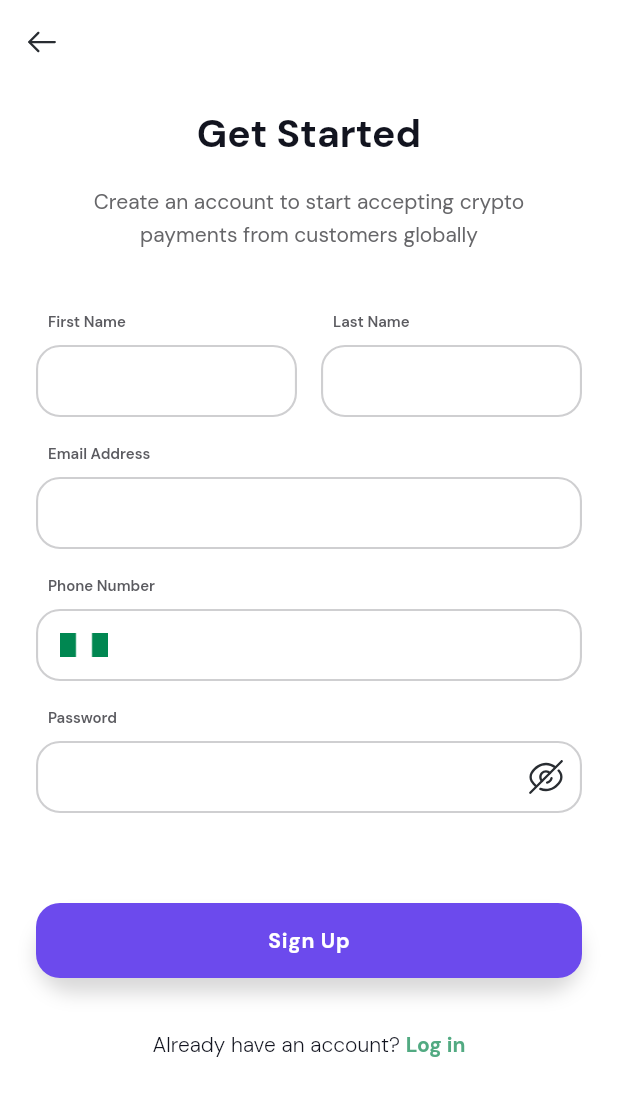
After one commit to klarqs/dart-web3, a Flutter app: the Register screen opened directly, on a phone screen of 412 x 824 dp. The commit adds this screen. Shown: the top 1096 px of the screen. Run offline on Flutter 3.47's test engine with Material 2 defaults, Android fonts, the phone set to English and light mode, and no system bars; our stand-ins replace flutter_svg, google_fonts; missing offline and left inert: flutter_web3, web3dart; project files that could hold a hidden picture were left out.

Commit message:
get started

```diff
--- /dev/null
+++ b/cryptocurrency_wallet/lib/app/components/custom_text_field.dart
@@ -0,0 +1,191 @@
+import 'package:flutter/material.dart';
+import 'package:flutter_svg/flutter_svg.dart';
+
+import '../constants/colors.dart';
+import '../constants/text_styles.dart';
+
+class NormalTextField extends StatefulWidget {
+  const NormalTextField({
+    Key? key,
+    this.width,
+    this.textController,
+    this.validator,
+    this.readOnly = false,
+    this.autovalidateMode = AutovalidateMode.onUserInteraction,
+    this.floatingLabelBehaviour = FloatingLabelBehavior.auto,
+    this.textInputAction,
+    this.textCapitalization = TextCapitalization.none,
+    this.onChanged,
+    this.onSaved,
+    this.isPasswordField = false,
+    this.keyboardType,
+    this.suffixIcon,
+    this.prefixIcon,
+    this.hintText,
+    this.labelText,
+    this.onTap,
+    this.isUnique,
+  }) : super(key: key);
+
+  final double? width;
+  final TextEditingController? textController;
+  final String? Function(String?)? validator;
+  final bool readOnly;
+  final AutovalidateMode autovalidateMode;
+  final TextInputAction? textInputAction;
+  final TextCapitalization textCapitalization;
+  final void Function(String?)? onChanged;
+  final void Function(String?)? onSaved;
+  final bool isPasswordField;
+  final TextInputType? keyboardType;
+  final String? hintText, labelText;
+  final Widget? suffixIcon;
+  final FloatingLabelBehavior? floatingLabelBehaviour;
+  final void Function()? onTap;
+  final Widget? prefixIcon;
+  final bool? isUnique;
+
+  @override
+  State<NormalTextField> createState() => _NormalTextFieldState();
+}
+
+class _NormalTextFieldState extends State<NormalTextField> {
+  bool _obscureText = true;
+  var _focusNode = FocusNode();
+
+  void _toggle() {
+    setState(() {
+      _obscureText = !_obscureText;
+    });
+  }
+
+  OutlineInputBorder _border(Color color) {
+    return OutlineInputBorder(
+      borderRadius: BorderRadius.circular(16),
+      borderSide: BorderSide(color: color, width: 1.4),
+    );
+  }
+
+  void _onOnFocusNodeEvent() {
+    setState(() {/**  Re-renders */});
+  }
+
+  void _onChanged(String? data) {
+    setState(() {/**  Re-renders */});
+    // widget.onChanged!(data);
+  }
+
+  @override
+  void initState() {
+    super.initState();
+    _focusNode = FocusNode();
+    _focusNode.addListener(_onOnFocusNodeEvent);
+  }
+
+  @override
+  void dispose() {
+    _focusNode.dispose();
+    super.dispose();
+  }
+
+  @override
+  Widget build(BuildContext context) {
+    var screen = MediaQuery.of(context).size;
+    return SizedBox(
+      width: widget.width ?? screen.width,
+      child: TextFormField(
+        controller: widget.textController,
+        validator: widget.validator,
+        autovalidateMode: widget.autovalidateMode,
+        readOnly: widget.readOnly,
+        focusNode: _focusNode,
+        textInputAction: widget.textInputAction,
+        textCapitalization: widget.textCapitalization,
+        enableInteractiveSelection: true,
+        onTap: widget.onTap,
+        onChanged: _onChanged,
+        onSaved: widget.onSaved,
+        // cursorHeight: .4,
+        cursorWidth: .4,
+        cursorColor: Colors.black,
+        obscuringCharacter: '●',
+        obscureText: widget.isPasswordField ? _obscureText : false,
+        keyboardType: widget.keyboardType,
+        textAlign: TextAlign.start,
+        style: bodyText5.copyWith(
+          color: grayColor3.withOpacity(.8),
+          fontSize: 14,
+          fontWeight: FontWeight.w600,
+        ),
+        decoration: InputDecoration(
+          prefixIcon: widget.prefixIcon,
+          suffixIcon: widget.isPasswordField
+              ? PasswordSuffixWidget(
+                  obscureText: _obscureText,
+                  onPressed: _toggle,
+                )
+              : null,
+          contentPadding: EdgeInsets.only(
+            left: 18,
+            right: widget.isPasswordField ? 12 : 0,
+          ),
+          hintText: widget.hintText,
+          labelText: widget.labelText,
+          floatingLabelAlignment: FloatingLabelAlignment.start,
+          floatingLabelBehavior: widget.floatingLabelBehaviour,
+          floatingLabelStyle: MaterialStateTextStyle.resolveWith(
+            (Set<MaterialState> states) {
+              final Color color = states.contains(MaterialState.error)
+                  ? Colors.red //Theme.of(context).errorColor
+                  : apacePrimaryColor;
+              return TextStyle(
+                color: color,
+                letterSpacing: 1.3,
+              );
+            },
+          ),
+          labelStyle: bodyText6.copyWith(
+            fontSize: _focusNode.hasFocus ? 14 : 12,
+            fontWeight: FontWeight.w600,
+            color: hintTextColor,
+          ),
+          hintStyle: bodyText6.copyWith(
+            fontSize: 12,
+            color: hintTextColor,
+            fontWeight: FontWeight.w600,
+            letterSpacing: 1.1,
+          ),
+          enabledBorder: _border(textFieldBorderColor),
+          focusedBorder: _border(apacePrimaryColor),
+          errorBorder: _border(Colors.red),
+          focusedErrorBorder: _border(Colors.red),
+        ),
+      ),
+    );
+  }
+}
+
+class PasswordSuffixWidget extends StatelessWidget {
+  const PasswordSuffixWidget({
+    Key? key,
+    required this.onPressed,
+    required this.obscureText,
+  }) : super(key: key);
+
+  final void Function() onPressed;
+  final bool obscureText;
+
+  @override
+  Widget build(BuildContext context) {
+    return InkWell(
+      radius: 25,
+      splashColor: Colors.transparent,
+      highlightColor: Colors.transparent,
+      onTap: onPressed,
+      child: SvgPicture.asset(
+        obscureText ? 'assets/svgs/eye-slash.svg' : 'assets/svgs/eye.svg',
+        height: 12,
+      ),
+    );
+  }
+}
--- a/cryptocurrency_wallet/lib/app/constants/colors.dart
+++ b/cryptocurrency_wallet/lib/app/constants/colors.dart
@@ -7,6 +7,6 @@ const whiteColor = Color(0XFFFFFFFF);
 const grayColor1 = Color(0XFF3F3B3E);
 const grayColor2 = Color(0XFF484347);
 const grayColor3 = Color(0XFF3F3D3E);
-const textFieldBorderColor = Color(0XFFE2DFEA);
+const textFieldBorderColor = Color(0XFFCFCFD1);
 const hintTextColor = Color(0XFF9AA0B2);
 const primaryBackgroundColor = Color(0xffF0F0FC);
--- a/cryptocurrency_wallet/lib/app/modules/onboarding/views/onboarding_view.dart
+++ b/cryptocurrency_wallet/lib/app/modules/onboarding/views/onboarding_view.dart
@@ -120,7 +120,7 @@ class _OnboardingState extends State<Onboarding> {
                     height: 24,
                   ),
                   SizedBox(
-                    height: screen.height * .4,
+                    height: screen.height * .45,
                     child: PageView(
                       scrollDirection: Axis.horizontal,
                       controller: pageController,
--- a/cryptocurrency_wallet/lib/app/modules/onboarding/views/widgets/onboarding_elements.dart
+++ b/cryptocurrency_wallet/lib/app/modules/onboarding/views/widgets/onboarding_elements.dart
@@ -14,7 +14,7 @@ Widget OnboardingCard(
 }) {
   var screen = MediaQuery.of(context).size;
   return Container(
-    height: screen.height * .4,
+    height: screen.height * .45,
     margin: const EdgeInsets.symmetric(
       horizontal: 24.0,
     ),
@@ -27,15 +27,6 @@ Widget OnboardingCard(
     child: Column(
       mainAxisAlignment: MainAxisAlignment.spaceAround,
       children: [
-        // Image.asset(
-        //   'assets/image/bitsbull_logo.png',
-        //   width: screen.width / 2 + 30,
-        // ),
-        // Image.network(
-        //   baseUrl + 'banner/' + assetUrl!,
-        //   fit: BoxFit.fill,
-        //   width: screen.width - 30,
-        // ),
         const SizedBox(),
         Column(
           children: [
@@ -78,7 +69,7 @@ Widget WelcomeCard(
 }) {
   var screen = MediaQuery.of(context).size;
   return Container(
-    height: screen.height * .4,
+    height: screen.height * .45,
     margin: const EdgeInsets.symmetric(
       horizontal: 24.0,
     ),
@@ -157,7 +148,7 @@ Widget WelcomeCard(
                 children: [
                   CustomTextButton(
                     onPressed: onPressed,
-                    buttonText: 'Sign Up',
+                    buttonText: 'Create an account',
                   ),
                 ],
               ),
--- /dev/null
+++ b/cryptocurrency_wallet/lib/app/modules/register/views/register_view.dart
@@ -0,0 +1,250 @@
+import 'package:flutter/material.dart';
+import 'package:flutter_svg/flutter_svg.dart';
+import 'package:google_fonts/google_fonts.dart';
+
+import '../../../components/custom_text_button.dart';
+import '../../../components/custom_text_field.dart';
+import '../../onboarding/views/widgets/onboarding_elements.dart';
+
+class Register extends StatefulWidget {
+  const Register({Key? key}) : super(key: key);
+
+  @override
+  State<Register> createState() => _RegisterState();
+}
+
+class _RegisterState extends State<Register> {
+  @override
+  Widget build(BuildContext context) {
+    return Scaffold(
+      backgroundColor: Colors.white,
+      appBar: AppBar(
+        backgroundColor: Colors.white,
+        elevation: 0,
+        leading: IconButton(
+          splashRadius: 20,
+          icon: SvgPicture.asset('assets/svgs/arrow-left.svg'),
+          onPressed: () {
+            Navigator.of(context).pop();
+          },
+        ),
+      ),
+      body: Column(
+        children: [
+          Column(
+            children: [
+              const SizedBox(height: 16.0),
+              RobText(
+                'Get Started',
+                style: GoogleFonts.dmSans(
+                  fontSize: 26,
+                  fontWeight: FontWeight.w700,
+                  color: const Color(0XFF12141F),
+                ),
+              ),
+              const SizedBox(height: 16.0),
+              Padding(
+                padding: const EdgeInsets.symmetric(horizontal: 40.0),
+                child: RobText(
+                  'Create an account to start accepting crypto payments from customers globally',
+                  style: GoogleFonts.dmSans(
+                    fontSize: 14,
+                    fontWeight: FontWeight.w400,
+                    color: const Color(0XFF666669),
+                    height: 1.6,
+                  ),
+                  textAlign: TextAlign.center,
+                ),
+              ),
+            ],
+          ),
+          Padding(
+            padding: const EdgeInsets.all(24.0),
+            child: Column(
+              children: [
+                const SizedBox(height: 16.0),
+                Row(
+                  children: [
+                    Expanded(
+                      child: Column(
+                        crossAxisAlignment: CrossAxisAlignment.start,
+                        children: [
+                          Padding(
+                            padding: const EdgeInsets.only(left: 8.0),
+                            child: RobText(
+                              'First Name',
+                              style: GoogleFonts.dmSans(
+                                fontSize: 10,
+                                fontWeight: FontWeight.w600,
+                                color: const Color(0XFF5B5B60),
+                                height: 1.6,
+                              ),
+                              textAlign: TextAlign.center,
+                            ),
+                          ),
+                          const SizedBox(height: 8.0),
+                          const NormalTextField(),
+                        ],
+                      ),
+                    ),
+                    const SizedBox(width: 16.0),
+                    Expanded(
+                      child: Column(
+                        crossAxisAlignment: CrossAxisAlignment.start,
+                        children: [
+                          Padding(
+                            padding: const EdgeInsets.only(left: 8.0),
+                            child: RobText(
+                              'Last Name',
+                              style: GoogleFonts.dmSans(
+                                fontSize: 10,
+                                fontWeight: FontWeight.w600,
+                                color: const Color(0XFF5B5B60),
+                                height: 1.6,
+                              ),
+                              textAlign: TextAlign.center,
+                            ),
+                          ),
+                          const SizedBox(height: 8.0),
+                          const NormalTextField(),
+                        ],
+                      ),
+                    ),
+                  ],
+                ),
+                const SizedBox(height: 16.0),
+                Column(
+                  crossAxisAlignment: CrossAxisAlignment.start,
+                  children: [
+                    Padding(
+                      padding: const EdgeInsets.only(left: 8.0),
+                      child: RobText(
+                        'Email Address',
+                        style: GoogleFonts.dmSans(
+                          fontSize: 10,
+                          fontWeight: FontWeight.w600,
+                          color: const Color(0XFF5B5B60),
+                          height: 1.6,
+                        ),
+                        textAlign: TextAlign.center,
+                      ),
+                    ),
+                    const SizedBox(height: 8.0),
+                    const NormalTextField(),
+                  ],
+                ),
+                const SizedBox(height: 16.0),
+                Column(
+                  crossAxisAlignment: CrossAxisAlignment.start,
+                  children: [
+                    Padding(
+                      padding: const EdgeInsets.only(left: 8.0),
+                      child: RobText(
+                        'Phone Number',
+                        style: GoogleFonts.dmSans(
+                          fontSize: 10,
+                          fontWeight: FontWeight.w600,
+                          color: const Color(0XFF5B5B60),
+                          height: 1.6,
+                        ),
+                        textAlign: TextAlign.center,
+                      ),
+                    ),
+                    const SizedBox(height: 8.0),
+                    NormalTextField(
+                      prefixIcon: Padding(
+                        padding: const EdgeInsets.symmetric(horizontal: 8.0),
+                        child: Image.asset(
+                          'assets/svgs/ngn_flag.png',
+                          height: 10,
+                        ),
+                      ),
+                    ),
+                  ],
+                ),
+                const SizedBox(height: 16.0),
+                Column(
+                  crossAxisAlignment: CrossAxisAlignment.start,
+                  children: [
+                    Padding(
+                      padding: const EdgeInsets.only(left: 8.0),
+                      child: RobText(
+                        'Password',
+                        style: GoogleFonts.dmSans(
+                          fontSize: 10,
+                          fontWeight: FontWeight.w600,
+                          color: const Color(0XFF5B5B60),
+                          height: 1.6,
+                        ),
+                        textAlign: TextAlign.center,
+                      ),
+                    ),
+                    const SizedBox(height: 8.0),
+                    const NormalTextField(
+                      isPasswordField: true,
+                    ),
+                  ],
+                ),
+                Padding(
+                  padding: const EdgeInsets.only(top: 60.0),
+                  child: Column(
+                    children: [
+                      Flex(
+                        direction: Axis.horizontal,
+                        children: [
+                          CustomTextButton(
+                            onPressed: () {},
+                            buttonText: 'Sign Up',
+                          ),
+                        ],
+                      ),
+                      const SizedBox(
+                        height: 32,
+                      ),
+                      Padding(
+                        padding: const EdgeInsets.symmetric(horizontal: 24.0),
+                        child: Wrap(
+                          alignment: WrapAlignment.center,
+                          crossAxisAlignment: WrapCrossAlignment.center,
+                          children: [
+                            Text(
+                              'Already have ',
+                              style: GoogleFonts.dmSans(
+                                fontSize: 14,
+                                fontWeight: FontWeight.w300,
+                                color: const Color(0XFF12141F),
+                                height: 1.6,
+                              ),
+                            ),
+                            Text(
+                              'an account? ',
+                              style: GoogleFonts.dmSans(
+                                fontSize: 14,
+                                fontWeight: FontWeight.w300,
+                                color: const Color(0XFF12141F),
+                                height: 1.6,
+                              ),
+                            ),
+                            Text(
+                              'Log in',
+                              style: GoogleFonts.dmSans(
+                                fontSize: 14,
+                                fontWeight: FontWeight.w700,
+                                color: const Color(0XFF52AA82),
+                                height: 1.6,
+                              ),
+                            ),
+                          ],
+                        ),
+                      ),
+                    ],
+                  ),
+                ),
+              ],
+            ),
+          ),
+        ],
+      ),
+    );
+  }
+}
--- a/cryptocurrency_wallet/lib/app/modules/welcome/views/welcome_view.dart
+++ b/cryptocurrency_wallet/lib/app/modules/welcome/views/welcome_view.dart
@@ -1,4 +1,5 @@
 import 'package:cryptocurrency_wallet/app/modules/onboarding/views/widgets/onboarding_elements.dart';
+import 'package:cryptocurrency_wallet/app/modules/register/views/register_view.dart';
 import 'package:flutter/material.dart';
 import 'package:google_fonts/google_fonts.dart';
 
@@ -53,7 +54,13 @@ class _WelcomeState extends State<Welcome> {
                   ),
                   WelcomeCard(
                     context,
-                    onPressed: () => {},
+                    onPressed: () => {
+                      Navigator.of(context).push(
+                        MaterialPageRoute(
+                          builder: (context) => const Register(),
+                        ),
+                      ),
+                    },
                   ),
                 ],
               ),
```
Also changed, not shown: cryptocurrency_wallet/assets/svgs/arrow-left.svg (added), cryptocurrency_wallet/assets/svgs/eye-slash.svg (added), cryptocurrency_wallet/assets/svgs/eye.svg (added), cryptocurrency_wallet/assets/svgs/ngn_flag.png (added), cryptocurrency_wallet/assets/svgs/ngn_flag.svg (added).
